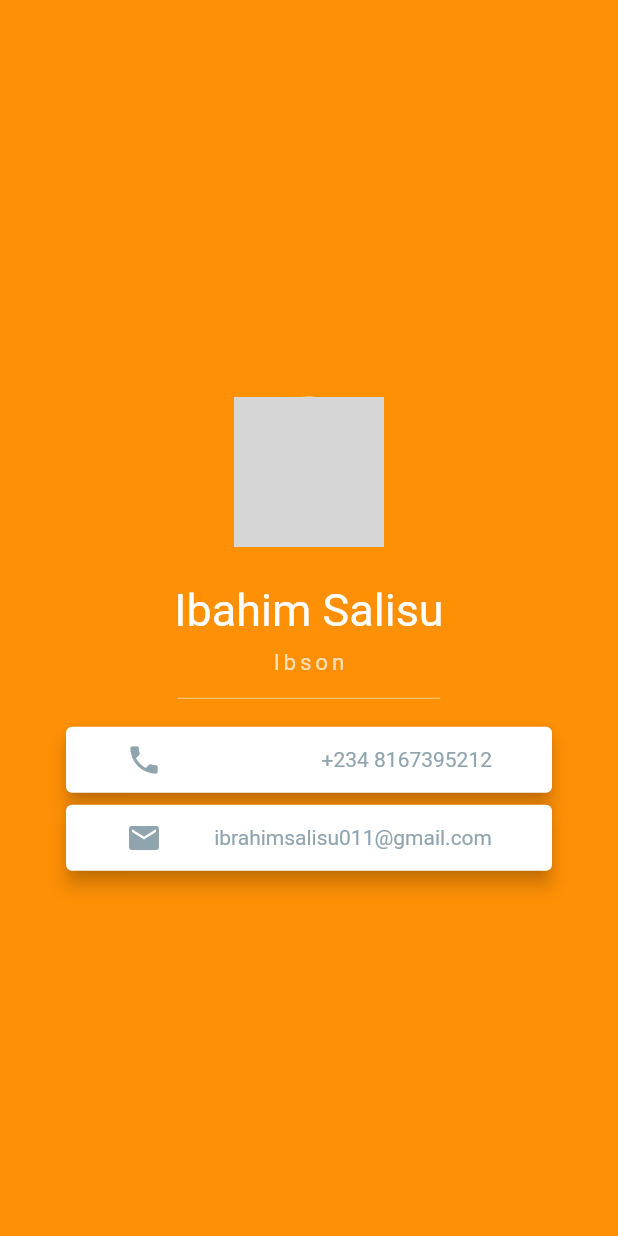
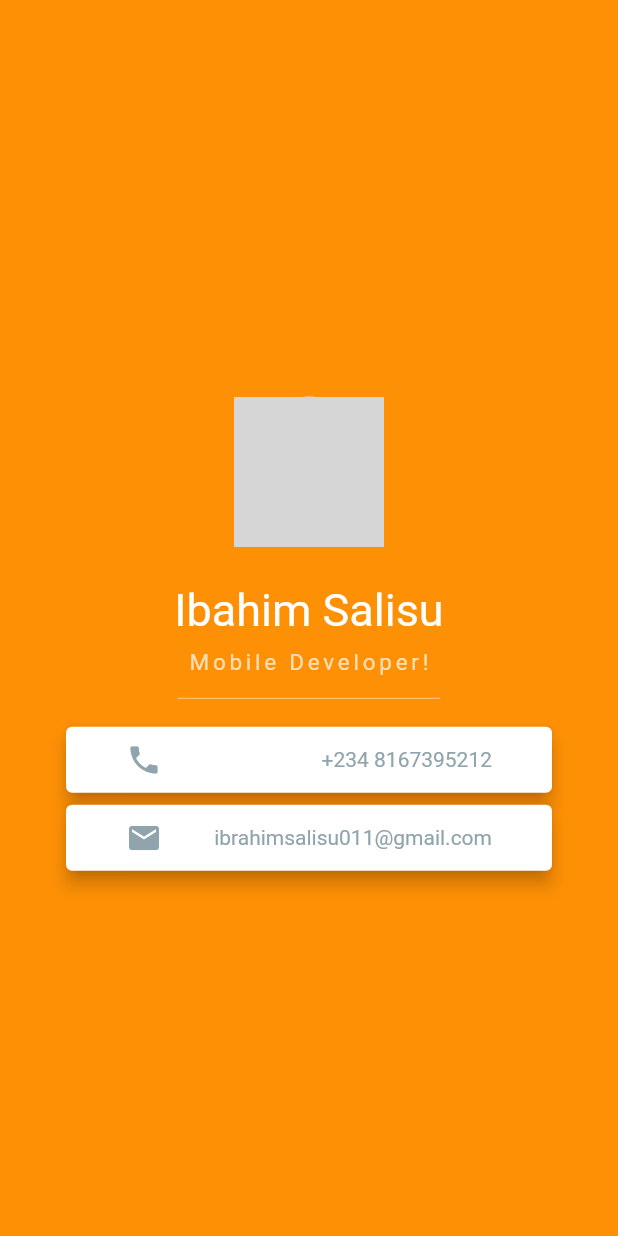
Before and after one commit to isalis3/portfolio, a Flutter app: the screen it shows after launch, on a phone screen of 412 x 824 dp. Run offline on Flutter 3.47's test engine with Material 2 defaults, Android fonts, the phone set to English and light mode, and no system bars; Roboto replaces fonts that are missing (Pacifico, Source Sans Pro); grey boxes are pictures that could not be loaded.

Commit message:
Update main.dart

```diff
--- a/lib/main.dart
+++ b/lib/main.dart
@@ -120,7 +120,7 @@ class _MyAppState extends State<MyApp> with SingleTickerProviderStateMixin {
                         ),
                       ),
                       Text(
-                        'Ibson',
+                        'Mobile Developer!',
                         style: TextStyle(
                           color: Colors.white70,
                           letterSpacing: 2.5,
```
